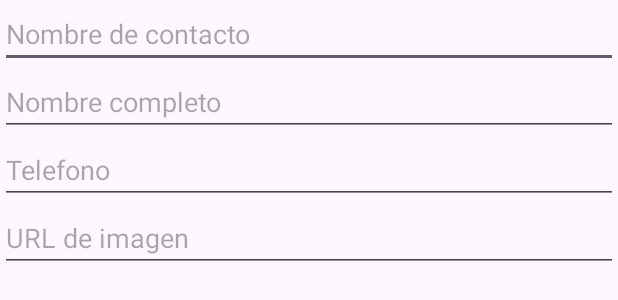
After one commit to darioromeroromera/Proyecto-PMDM, an Android app: the layout dialog_layout.xml on its own in the app's theme, with its tools: preview values and no code run, on a phone screen of 412 x 824 dp. The commit adds this screen. Shown: the top 300 px of the screen. Run offline under Robolectric (Android 15) with nearby library versions, the phone set to English and light mode, and no system bars.

Commit message:
Añadido dialog de crear contacto

```diff
--- /dev/null
+++ b/app/src/main/res/drawable/baseline_add_circle_48.xml
@@ -0,0 +1,5 @@
+<vector android:height="48dp" android:tint="#000000"
+    android:viewportHeight="24" android:viewportWidth="24"
+    android:width="48dp" xmlns:android="http://schemas.android.com/apk/res/android">
+    <path android:fillColor="@android:color/white" android:pathData="M12,2C6.48,2 2,6.48 2,12s4.48,10 10,10 10,-4.48 10,-10S17.52,2 12,2zM17,13h-4v4h-2v-4L7,13v-2h4L11,7h2v4h4v2z"/>
+</vector>
--- /dev/null
+++ b/app/src/main/res/layout/dialog_layout.xml
@@ -0,0 +1,36 @@
+<?xml version="1.0" encoding="utf-8"?>
+<LinearLayout xmlns:android="http://schemas.android.com/apk/res/android"
+    android:layout_width="match_parent"
+    android:layout_height="match_parent"
+    android:orientation="vertical"
+    >
+
+    <EditText
+        android:id="@+id/et_nombre"
+        android:layout_width="match_parent"
+        android:layout_height="wrap_content"
+        android:hint="Nombre de contacto"
+        />
+
+    <EditText
+        android:id="@+id/et_nombreCompleto"
+        android:layout_width="match_parent"
+        android:layout_height="wrap_content"
+        android:hint="Nombre completo"
+        />
+
+    <EditText
+        android:id="@+id/et_telefono"
+        android:layout_width="match_parent"
+        android:layout_height="wrap_content"
+        android:hint="Telefono"
+        />
+
+    <EditText
+        android:id="@+id/et_imagen"
+        android:layout_width="match_parent"
+        android:layout_height="wrap_content"
+        android:hint="URL de imagen"
+        />
+
+</LinearLayout>
```
Also changed, not shown: app/src/main/java/com/example/proyectopmdm/controller/Controller.kt (+34 -9 lines), app/src/main/java/com/example/proyectopmdm/dialogues/CreateDialogue.kt (+53 -1 lines), app/src/main/res/layout/activity_main.xml (+21 -3 lines).
